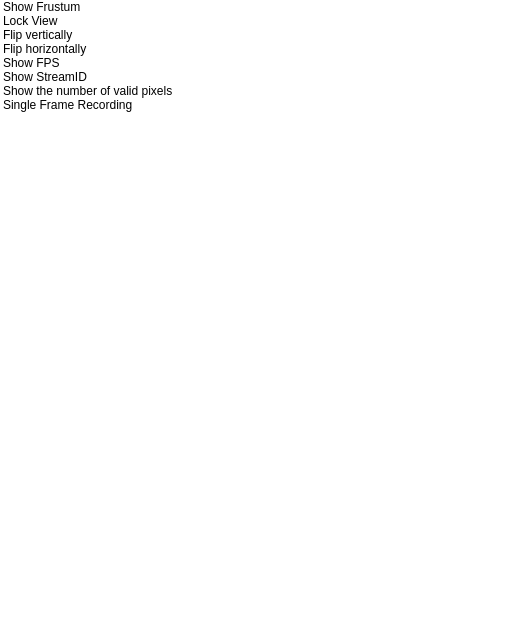
Above: royale/tools/royaleviewer/src/custom-controls/SettingsMenuView.ui from biabiaRun/Originsl_pmd-neato-platform before the change. Below: the same form after it.
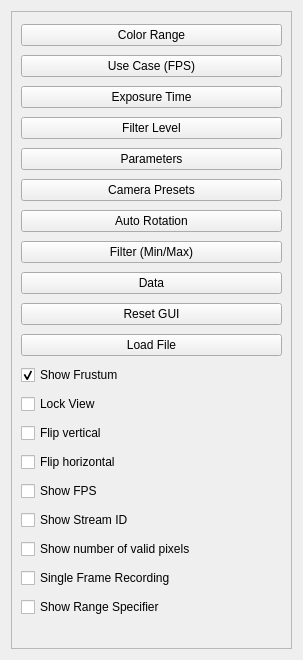
That is the form after the change.

Patch:
```diff
--- a/royale/tools/royaleviewer/src/custom-controls/SettingsMenuView.ui
+++ b/royale/tools/royaleviewer/src/custom-controls/SettingsMenuView.ui
@@ -6,8 +6,8 @@
    <rect>
     <x>0</x>
     <y>0</y>
-    <width>520</width>
-    <height>631</height>
+    <width>303</width>
+    <height>660</height>
    </rect>
   </property>
   <property name="sizePolicy">
@@ -34,142 +34,167 @@
   <property name="autoFillBackground">
    <bool>false</bool>
   </property>
-  <property name="styleSheet">
-   <string notr="true"/>
-  </property>
-  <layout class="QVBoxLayout" name="verticalLayout">
-   <property name="spacing">
-    <number>0</number>
-   </property>
-   <property name="sizeConstraint">
-    <enum>QLayout::SetDefaultConstraint</enum>
-   </property>
-   <property name="leftMargin">
-    <number>0</number>
-   </property>
-   <property name="topMargin">
-    <number>0</number>
-   </property>
-   <property name="rightMargin">
-    <number>0</number>
-   </property>
-   <property name="bottomMargin">
-    <number>0</number>
-   </property>
-   <item>
-    <widget class="QListWidget" name="listWidget">
-     <property name="sizePolicy">
-      <sizepolicy hsizetype="MinimumExpanding" vsizetype="MinimumExpanding">
-       <horstretch>0</horstretch>
-       <verstretch>0</verstretch>
-      </sizepolicy>
-     </property>
-     <property name="styleSheet">
-      <string notr="true"/>
-     </property>
-     <property name="frameShape">
-      <enum>QFrame::NoFrame</enum>
-     </property>
-     <property name="frameShadow">
-      <enum>QFrame::Plain</enum>
-     </property>
-     <property name="lineWidth">
-      <number>0</number>
-     </property>
-     <property name="verticalScrollBarPolicy">
-      <enum>Qt::ScrollBarAsNeeded</enum>
-     </property>
-     <property name="horizontalScrollBarPolicy">
-      <enum>Qt::ScrollBarAlwaysOff</enum>
-     </property>
-     <property name="sizeAdjustPolicy">
-      <enum>QAbstractScrollArea::AdjustIgnored</enum>
-     </property>
-     <property name="autoScroll">
+  <layout class="QGridLayout" name="gridLayout">
+   <item row="0" column="0">
+    <widget class="QScrollArea" name="scrollArea">
+     <property name="widgetResizable">
       <bool>true</bool>
      </property>
-     <property name="showDropIndicator" stdset="0">
-      <bool>false</bool>
-     </property>
-     <property name="verticalScrollMode">
-      <enum>QAbstractItemView::ScrollPerPixel</enum>
-     </property>
-     <property name="horizontalScrollMode">
-      <enum>QAbstractItemView::ScrollPerPixel</enum>
-     </property>
-     <property name="movement">
-      <enum>QListView::Static</enum>
-     </property>
-     <property name="resizeMode">
-      <enum>QListView::Adjust</enum>
-     </property>
-     <property name="layoutMode">
-      <enum>QListView::SinglePass</enum>
-     </property>
+     <widget class="QWidget" name="scrollAreaContents">
+      <property name="geometry">
+       <rect>
+        <x>0</x>
+        <y>0</y>
+        <width>283</width>
+        <height>640</height>
+       </rect>
+      </property>
+      <layout class="QVBoxLayout" name="verticalLayout_3">
+       <item>
+        <widget class="QPushButton" name="btn_colorRange">
+         <property name="text">
+          <string>Color Range</string>
+         </property>
+        </widget>
+       </item>
+       <item>
+        <widget class="QPushButton" name="btn_useCase">
+         <property name="text">
+          <string>Use Case (FPS)</string>
+         </property>
+        </widget>
+       </item>
+       <item>
+        <widget class="QPushButton" name="btn_exposureTime">
+         <property name="text">
+          <string>Exposure Time</string>
+         </property>
+        </widget>
+       </item>
+       <item>
+        <widget class="QPushButton" name="btn_filterLevel">
+         <property name="text">
+          <string>Filter Level</string>
+         </property>
+        </widget>
+       </item>
+       <item>
+        <widget class="QPushButton" name="btn_parameters">
+         <property name="text">
+          <string>Parameters</string>
+         </property>
+        </widget>
+       </item>
      <item>
+        <widget class="QPushButton" name="btn_cameraPresets">
+         <property name="text">
+          <string>Camera Presets</string>
+         </property>
+        </widget>
+       </item>
+       <item>
+        <widget class="QPushButton" name="btn_autoRotation">
+         <property name="text">
+          <string>Auto Rotation</string>
+         </property>
+        </widget>
+       </item>
+       <item>
+        <widget class="QPushButton" name="btn_filterMinMax">
+         <property name="text">
+          <string>Filter (Min/Max)</string>
+         </property>
+        </widget>
+       </item>
+       <item>
+        <widget class="QPushButton" name="btn_data">
+         <property name="text">
+          <string>Data</string>
+         </property>
+        </widget>
+       </item>
+       <item>
+        <widget class="QPushButton" name="btn_reset">
+         <property name="text">
+          <string>Reset GUI</string>
+         </property>
+        </widget>
+       </item>
+       <item>
+        <widget class="QPushButton" name="btn_loadFile">
+         <property name="text">
+          <string>Load File</string>
+         </property>
+        </widget>
+       </item>
+       <item>
+        <widget class="QCheckBox" name="cb_showFrustrum">
       <property name="text">
        <string>Show Frustum</string>
       </property>
-      <property name="checkState">
-       <enum>Unchecked</enum>
-      </property>
+         <property name="checked">
+          <bool>true</bool>
+         </property>
+        </widget>
      </item>
      <item>
+        <widget class="QCheckBox" name="cb_lockView">
       <property name="text">
        <string>Lock View</string>
       </property>
-      <property name="checkState">
-       <enum>Unchecked</enum>
-      </property>
+        </widget>
      </item>
      <item>
+        <widget class="QCheckBox" name="cb_flipVertical">
       <property name="text">
-       <string>Flip vertically</string>
-      </property>
-      <property name="checkState">
-       <enum>Unchecked</enum>
-      </property>
+          <string>Flip vertical</string>
+         </property>
+        </widget>
      </item>
      <item>
+        <widget class="QCheckBox" name="cb_flipHorizontal">
       <property name="text">
-       <string>Flip horizontally</string>
-      </property>
-      <property name="checkState">
-       <enum>Unchecked</enum>
-      </property>
+          <string>Flip horizontal</string>
+         </property>
+        </widget>
      </item>
      <item>
+        <widget class="QCheckBox" name="cb_showFPS">
       <property name="text">
        <string>Show FPS</string>
       </property>
-      <property name="checkState">
-       <enum>Unchecked</enum>
-      </property>
+        </widget>
      </item>
      <item>
+        <widget class="QCheckBox" name="cb_showStreamID">
       <property name="text">
-       <string>Show StreamID</string>
-      </property>
-      <property name="checkState">
-       <enum>Unchecked</enum>
-      </property>
+          <string>Show Stream ID</string>
+         </property>
+        </widget>
      </item>
      <item>
+        <widget class="QCheckBox" name="cb_showNumberOfValidPixels">
       <property name="text">
-       <string>Show the number of valid pixels</string>
-      </property>
-      <property name="checkState">
-       <enum>Unchecked</enum>
-      </property>
+          <string>Show number of valid pixels</string>
+         </property>
+        </widget>
      </item>
      <item>
+        <widget class="QCheckBox" name="cb_singleFrameRecording">
       <property name="text">
        <string>Single Frame Recording</string>
       </property>
-      <property name="checkState">
-       <enum>Unchecked</enum>
-      </property>
-     </item>
+        </widget>
+       </item>
+       <item>
+        <widget class="QCheckBox" name="cb_showRangeSpecifier">
+         <property name="text">
+          <string>Show Range Specifier</string>
+         </property>
+        </widget>
+       </item>
+      </layout>
+     </widget>
     </widget>
    </item>
   </layout>
```
Left out of the diff: 2 changed lines with no effect on the pictures. Lines whose indentation alone changed are shown as unchanged.
